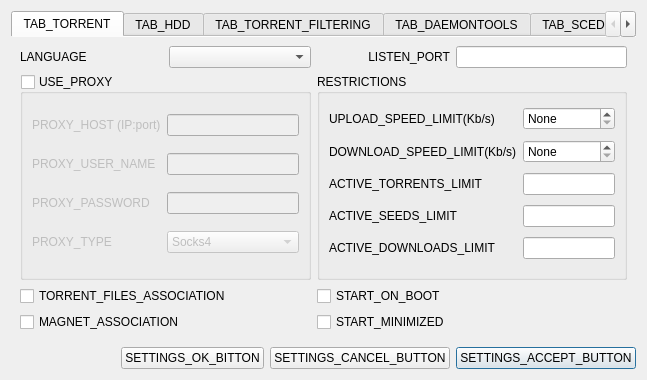
Old version of the form CuteTorrent/LTorrent/SettingsDialog.ui in the repository SuperNerd-James/cutetorrent.
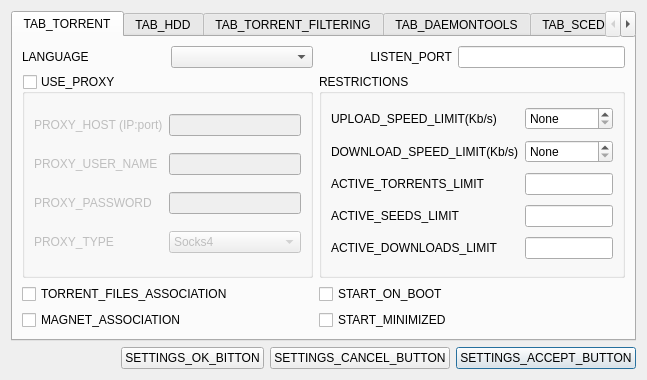
New version of the form. Icons and pictures are not drawn.

What changed in the file:
```diff
--- a/CuteTorrent/LTorrent/SettingsDialog.ui
+++ b/CuteTorrent/LTorrent/SettingsDialog.ui
@@ -67,7 +67,7 @@
       <number>0</number>
      </property>
      <property name="documentMode">
-      <bool>true</bool>
+      <bool>false</bool>
      </property>
      <property name="tabsClosable">
       <bool>false</bool>
```
